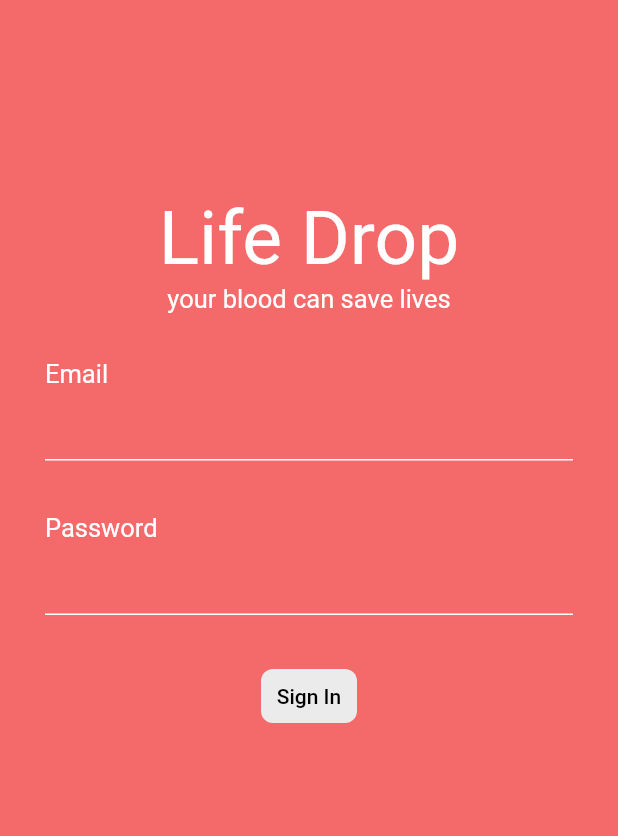
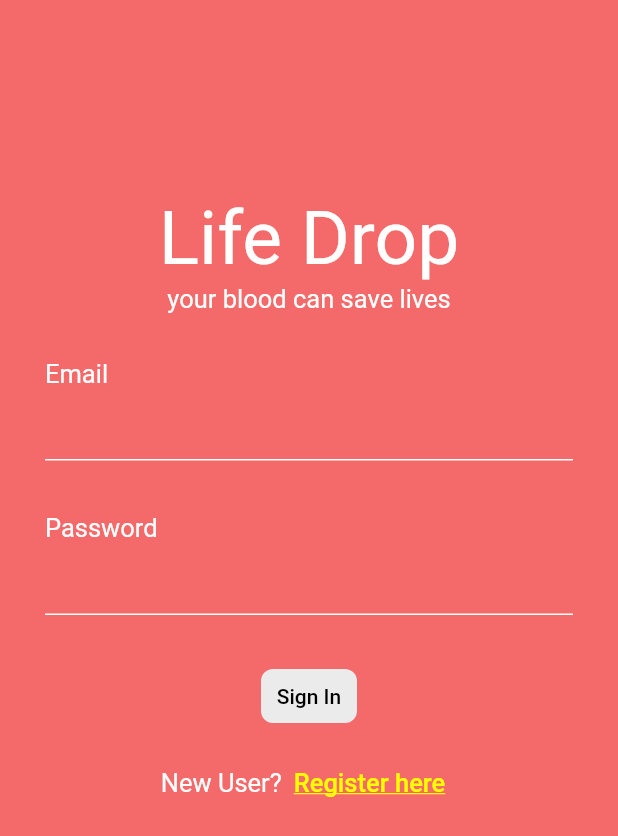
Before and after one commit to fluttersummertraining/bloodbank, a Flutter app: the LoginScreen screen opened by its route, after a tap on "Sign In", on a phone screen of 412 x 824 dp. Shown: the top 836 px of the screen. Run offline on Flutter 3.47's test engine with Material 2 defaults, Android fonts, the phone set to English and light mode, and no system bars; our stand-ins replace cloud_firestore, firebase_auth, firebase_core; accounts and stored records are empty; network calls fail.

Commit message:
adding signup flow, refactoring routing

```diff
--- a/lib/screens/loginScreen.dart
+++ b/lib/screens/loginScreen.dart
@@ -1,3 +1,4 @@
+import 'package:bloodbank/services/routing.dart';
 import "package:flutter/material.dart";
 import '../common_widgets/pageLayoutWidgets.dart';
 import '../common_widgets/common_widgets.dart';
@@ -14,6 +15,8 @@ class _LoginScreenState extends State<LoginScreen> {
   TextEditingController emailController = TextEditingController();
   TextEditingController passwordController = TextEditingController();
 
+  bool isSignInForm = true;
+
   Future<void> signIn() async {
     try {
       await _auth.signInWithEmailAndPassword(
@@ -21,7 +24,7 @@ class _LoginScreenState extends State<LoginScreen> {
         password: passwordController.text,
       );
       Navigator.pushNamedAndRemoveUntil(
-          context, '/myBookingsScreen', (Route<dynamic> route) => false);
+          context, myBookingScreenID, (Route<dynamic> route) => false);
     } on FirebaseAuthException catch (e) {
       print(e.code);
     } catch (e) {
@@ -36,7 +39,7 @@ class _LoginScreenState extends State<LoginScreen> {
         password: passwordController.text,
       );
       Navigator.pushNamedAndRemoveUntil(
-          context, '/homeScreen', (Route<dynamic> route) => false);
+          context, homeScreenID, (Route<dynamic> route) => false);
     } on FirebaseAuthException catch (e) {
       if (e.code == 'weak-password') {
         print('The password provided is too weak.');
@@ -142,7 +145,7 @@ class _LoginScreenState extends State<LoginScreen> {
                         child: Center(
                           child: TextButton(
                             child: Text(
-                              "Sign In",
+                              isSignInForm ? "Sign In" : "Register",
                             ),
                             style: TextButton.styleFrom(
                               backgroundColor: Color(0xFFECEBEB),
@@ -156,11 +159,41 @@ class _LoginScreenState extends State<LoginScreen> {
                               ),
                             ),
                             onPressed: () async {
-                              //await signUp();
-                              await signIn();
+                              if (isSignInForm)
+                                await signIn();
+                              else
+                                await signUp();
                             },
                           ),
                         ),
+                      ),
+                    ],
+                  ),
+                  SizedBox(height: 10),
+                  Row(
+                    mainAxisAlignment: MainAxisAlignment.center,
+                    children: [
+                      Text(
+                        isSignInForm ? "New User?" : "Have an account?",
+                        style: TextStyle(
+                          color: Colors.white,
+                          fontSize: 17,
+                        ),
+                      ),
+                      TextButton(
+                        child: Text(
+                          isSignInForm ? "Register here" : "Login",
+                          style: TextStyle(
+                            color: Colors.yellowAccent,
+                            decoration: TextDecoration.underline,
+                            fontSize: 17,
+                          ),
+                        ),
+                        onPressed: () {
+                          setState(() {
+                            isSignInForm = !isSignInForm;
+                          });
+                        },
                       ),
                     ],
                   ),
--- /dev/null
+++ b/lib/services/routing.dart
@@ -0,0 +1,56 @@
+import 'package:flutter/material.dart';
+import 'package:bloodbank/models/donation_booking.dart';
+import 'package:bloodbank/screens/loginScreen.dart';
+import 'package:bloodbank/screens/myBookingsScreen.dart';
+import "../screens/homescreen.dart";
+import "../screens/bookingscreen.dart";
+import '../models/blood_bank.dart';
+
+const bookingScreenID = "/bookingScreen";
+const homeScreenID = "/homeScreen";
+const loginScreenID = "/loginScreen";
+const myBookingScreenID = "/myBookingsScreen";
+
+Route<dynamic>? routing(RouteSettings settings) {
+  switch (settings.name) {
+    case bookingScreenID:
+      {
+        if (settings.arguments is BloodBank) {
+          final BloodBank bloodBank = settings.arguments as BloodBank;
+          return MaterialPageRoute(
+              builder: (_) => BookingScreen(bloodBank: bloodBank));
+        } else {
+          final DonationBooking donationBooking =
+              settings.arguments as DonationBooking;
+          return MaterialPageRoute(
+              builder: (_) => BookingScreen.fromBookingInfo(
+                    donationBooking: donationBooking,
+                  ));
+        }
+      }
+    case myBookingScreenID:
+      {
+        return MaterialPageRoute(
+          builder: (_) => MyBookingsScreen(),
+        );
+      }
+    case homeScreenID:
+      {
+        return MaterialPageRoute(
+          builder: (_) => HomeScreen(),
+        );
+      }
+    case loginScreenID:
+      {
+        return MaterialPageRoute(
+          builder: (_) => LoginScreen(),
+        );
+      }
+    default:
+      return MaterialPageRoute(
+          builder: (_) => Scaffold(
+                body: Center(
+                    child: Text('No route defined for ${settings.name}')),
+              ));
+  }
+}
```
Also changed, not shown: lib/main.dart (+3 -43 lines), lib/screens/bookingscreen.dart (+4 -3 lines), lib/screens/homescreen.dart (+2 -20 lines), lib/screens/myBookingsScreen.dart (+24 -3 lines).
